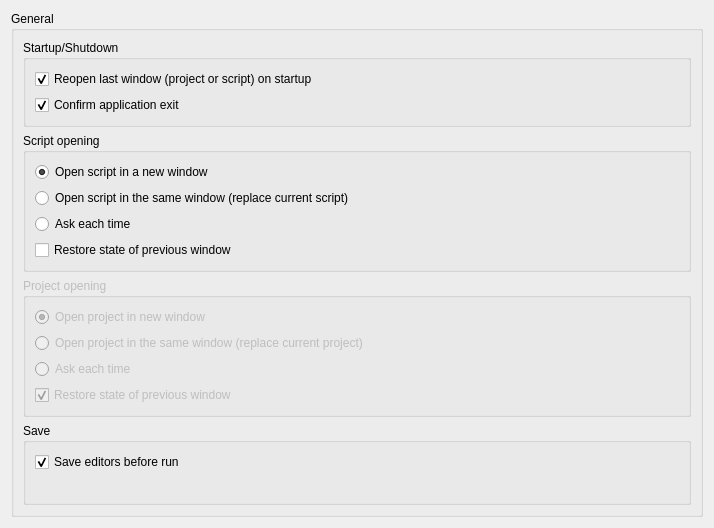
merbst/QIdle, file forms/settings_page_general.ui: the form before one commit.
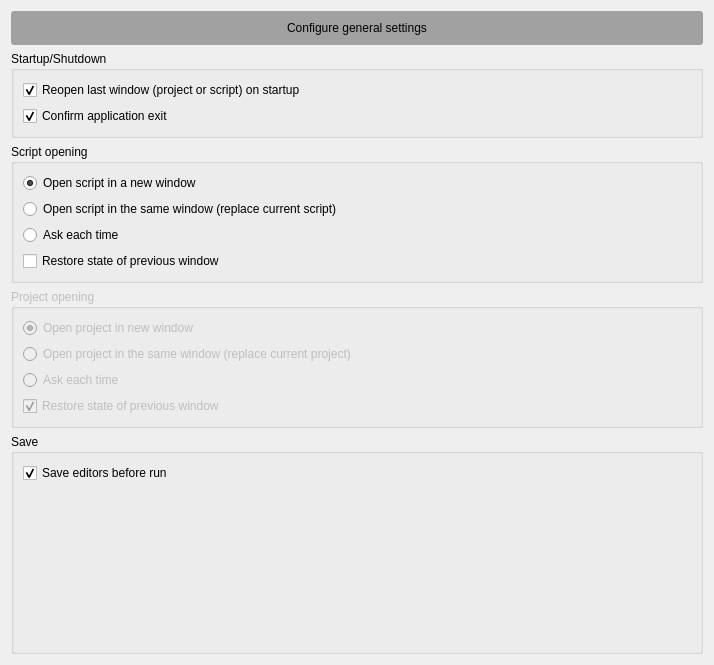
The form after the commit.

Patch:
```diff
--- a/forms/settings_page_general.ui
+++ b/forms/settings_page_general.ui
@@ -7,19 +7,28 @@
     <x>0</x>
     <y>0</y>
     <width>714</width>
-    <height>528</height>
+    <height>665</height>
    </rect>
   </property>
   <property name="windowTitle">
    <string>Form</string>
   </property>
-  <layout class="QGridLayout" name="gridLayout">
-   <item row="0" column="0">
-    <widget class="QGroupBox" name="groupBox_5">
-     <property name="title">
-      <string>General</string>
+  <layout class="QVBoxLayout" name="verticalLayout">
+   <item>
+    <widget class="QLabel" name="header">
+     <property name="styleSheet">
+      <string notr="true">border-radius: 3px;
+background-color: rgb(161, 161, 161);
+padding: 10px;</string>
      </property>
-     <layout class="QVBoxLayout" name="verticalLayout_7">
+     <property name="text">
+      <string>Configure general settings</string>
+     </property>
+     <property name="alignment">
+      <set>Qt::AlignCenter</set>
+     </property>
+    </widget>
+   </item>
       <item>
        <widget class="QGroupBox" name="groupBox">
         <property name="title">
@@ -169,9 +178,6 @@
             </size>
            </property>
           </spacer>
-         </item>
-        </layout>
-       </widget>
       </item>
      </layout>
     </widget>
```
Lines whose indentation alone changed are shown as unchanged.
